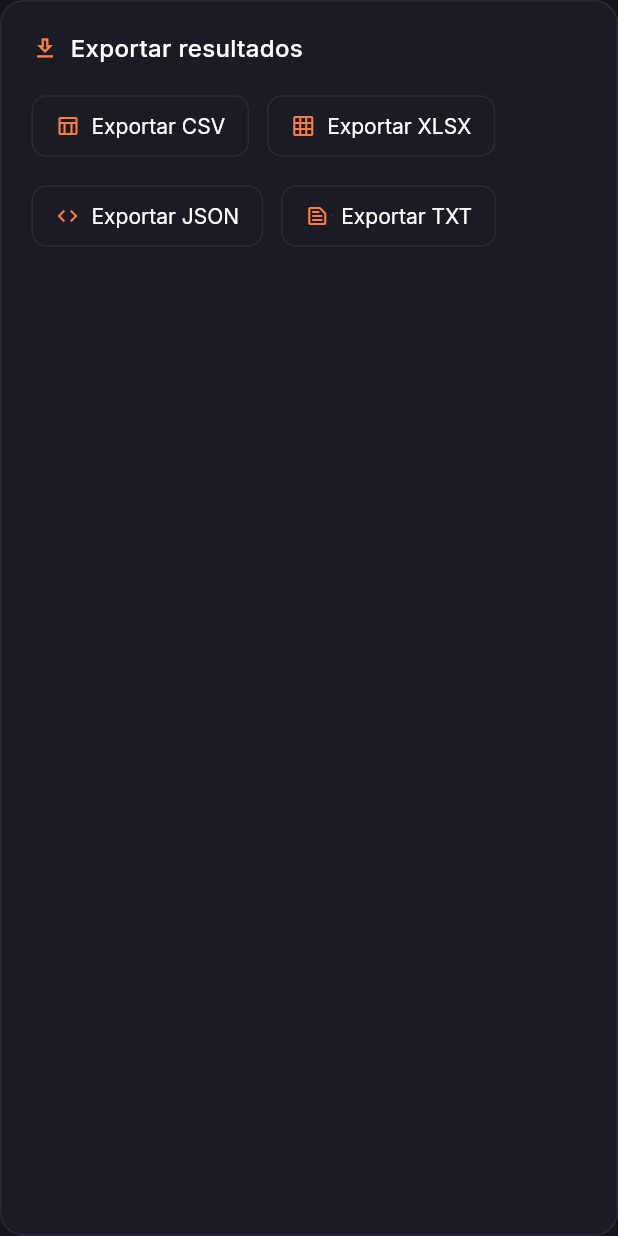
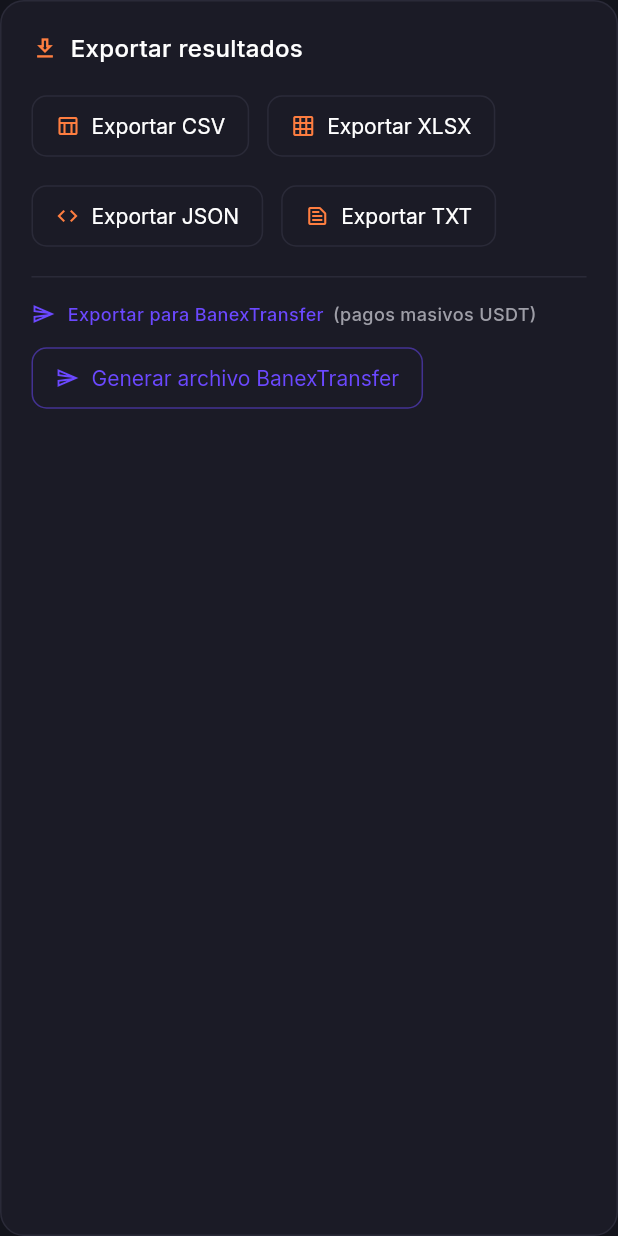
Before and after one commit to cochatech-ungineering/BanexCoin, a Flutter app: the ExportRow widget shown alone on an empty page, opened directly with empty values, on a phone screen of 412 x 824 dp. Run offline on Flutter 3.47's test engine with Material 3 defaults, Android fonts, the light colour scheme and no system bars; our stand-ins replace csv, dio, file_picker, google_fonts; missing offline and left inert: dart:html, excel.

Commit message:
feat: implement admin dashboard for monthly transaction processing, cashback calculation, and data export

```diff
--- a/lib/features/admin/data/models/ingesta_result.dart
+++ b/lib/features/admin/data/models/ingesta_result.dart
@@ -1,36 +1,36 @@
 class IngestaResult {
   final String accountNumber;
-  final String userAlias;
   final double totalConsumoUsdt;
+  final double totalConsumoBs;
   final int nivelIndex;
   final double porcentajeReintegro;
   final double reintegroUsdt;
   final double reintegroBs;
 
+  const IngestaResult({
+    required this.accountNumber,
+    required this.totalConsumoUsdt,
+    required this.totalConsumoBs,
+    required this.nivelIndex,
+    required this.porcentajeReintegro,
+    required this.reintegroUsdt,
+    required this.reintegroBs,
+  });
+
   factory IngestaResult.fromJson(Map<String, dynamic> m) => IngestaResult(
         accountNumber: m['account_number'].toString(),
-        userAlias: m['user_alias']?.toString() ?? '',
         totalConsumoUsdt: (m['total_usdt'] as num).toDouble(),
+        totalConsumoBs: (m['total_bs'] as num).toDouble(),
         nivelIndex: (m['nivel'] as num).toInt(),
         porcentajeReintegro: (m['porcentaje_reintegro'] as num).toDouble(),
         reintegroUsdt: (m['reintegro_usdt'] as num).toDouble(),
         reintegroBs: (m['reintegro_bs'] as num).toDouble(),
       );
 
-  const IngestaResult({
-    required this.accountNumber,
-    required this.userAlias,
-    required this.totalConsumoUsdt,
-    required this.nivelIndex,
-    required this.porcentajeReintegro,
-    required this.reintegroUsdt,
-    required this.reintegroBs,
-  });
-
   Map<String, dynamic> toJson() => {
         'account_number': accountNumber,
-        'user_alias': userAlias,
         'total_usdt': totalConsumoUsdt,
+        'total_bs': totalConsumoBs,
         'nivel': nivelIndex,
         'porcentaje_reintegro': porcentajeReintegro,
         'reintegro_usdt': reintegroUsdt,
@@ -39,8 +39,8 @@
 
   List<String> toCsvRow() => [
         accountNumber,
-        userAlias,
         totalConsumoUsdt.toStringAsFixed(2),
+        totalConsumoBs.toStringAsFixed(2),
         'Nivel $nivelIndex',
         '${(porcentajeReintegro * 100).toStringAsFixed(1)}%',
         reintegroUsdt.toStringAsFixed(4),
--- a/lib/features/admin/data/services/export_service.dart
+++ b/lib/features/admin/data/services/export_service.dart
@@ -7,8 +7,8 @@
 class AdminExportService {
   static const List<String> _headers = [
     'account_number',
-    'user_alias',
     'total_usdt',
+    'total_bs',
     'nivel',
     'porcentaje_reintegro',
     'reintegro_usdt',
@@ -19,11 +19,23 @@
     List<IngestaResult> results,
     ExportFormat format,
     double tipoCambio,
-  ) => ExportService.export(
+  ) =>
+      ExportService.export(
         filename: 'reintegros_banexcoin',
         format: format,
         headers: _headers,
         rows: results.map((r) => r.toCsvRow()).toList(),
         jsonRows: results.map((r) => r.toJson()).toList(),
       );
+
+  /// Two-column CSV ready for BanexTransfer bulk payout.
+  static Future<String> exportBanexTransfer(List<IngestaResult> results) =>
+      ExportService.export(
+        filename: 'banextransfer_reintegros',
+        format: ExportFormat.csv,
+        headers: ['account_number', 'reintegro_usdt'],
+        rows: results
+            .map((r) => [r.accountNumber, r.reintegroUsdt.toStringAsFixed(4)])
+            .toList(),
+      );
 }
--- a/lib/features/admin/presentation/widgets/export_row.dart
+++ b/lib/features/admin/presentation/widgets/export_row.dart
@@ -58,6 +58,7 @@
 
 class _ExportRowState extends State<ExportRow> {
   ExportFormat? _exporting;
+  bool _exportingBanexTransfer = false;
 
   @override
   Widget build(BuildContext context) {
@@ -117,9 +118,85 @@
               ),
             ],
           ),
+          const SizedBox(height: 16),
+          const Divider(color: AppColors.borderColor, height: 1),
+          const SizedBox(height: 16),
+          Row(
+            children: [
+              const Icon(Icons.send_outlined,
+                  size: 16, color: AppColors.accentPurple),
+              const SizedBox(width: 8),
+              Text(
+                'Exportar para BanexTransfer',
+                style: AppTextStyles.label
+                    .copyWith(color: AppColors.accentPurple),
+              ),
+              const SizedBox(width: 6),
+              Text('(pagos masivos USDT)',
+                  style: AppTextStyles.label
+                      .copyWith(color: AppColors.textSecondary)),
+            ],
+          ),
+          const SizedBox(height: 10),
+          OutlinedButton.icon(
+            onPressed: _exportingBanexTransfer ? null : _exportBanexTransfer,
+            icon: _exportingBanexTransfer
+                ? const SizedBox(
+                    width: 14,
+                    height: 14,
+                    child: CircularProgressIndicator(
+                      strokeWidth: 2,
+                      color: AppColors.accentPurple,
+                    ),
+                  )
+                : const Icon(Icons.send_outlined,
+                    size: 16, color: AppColors.accentPurple),
+            label: const Text('Generar archivo BanexTransfer'),
+            style: OutlinedButton.styleFrom(
+              foregroundColor: AppColors.accentPurple,
+              side: BorderSide(
+                  color: AppColors.accentPurple.withValues(alpha: 0.5)),
+              shape: RoundedRectangleBorder(
+                  borderRadius: BorderRadius.circular(10)),
+              padding:
+                  const EdgeInsets.symmetric(horizontal: 16, vertical: 12),
+              textStyle: AppTextStyles.bodyPrimary,
+            ),
+          ),
         ],
       ),
     );
+  }
+
+  Future<void> _exportBanexTransfer() async {
+    setState(() => _exportingBanexTransfer = true);
+    try {
+      final filename =
+          await AdminExportService.exportBanexTransfer(widget.results);
+      if (mounted) {
+        ScaffoldMessenger.of(context).showSnackBar(
+          SnackBar(
+            content: Text('Exportado: $filename'),
+            backgroundColor: AppColors.surfaceHighlight,
+            behavior: SnackBarBehavior.floating,
+            shape:
+                RoundedRectangleBorder(borderRadius: BorderRadius.circular(10)),
+          ),
+        );
+      }
+    } catch (e) {
+      if (mounted) {
+        ScaffoldMessenger.of(context).showSnackBar(
+          SnackBar(
+            content: Text('Error al exportar: $e'),
+            backgroundColor: Colors.red.shade800,
+            behavior: SnackBarBehavior.floating,
+          ),
+        );
+      }
+    } finally {
+      if (mounted) setState(() => _exportingBanexTransfer = false);
+    }
   }
 
   Future<void> _export(ExportFormat format) async {
```
Also changed, not shown: lib/features/admin/data/models/transaction_record.dart (added, +33 -0 lines), lib/features/admin/data/services/ingesta_api_client.dart (+9 -50 lines), lib/features/admin/data/services/ingesta_processor.dart (added, +126 -0 lines), lib/features/admin/presentation/admin_screen.dart (+18 -58 lines), lib/features/admin/presentation/widgets/results_table.dart (+80 -23 lines). Lines whose indentation alone changed are shown as unchanged.
